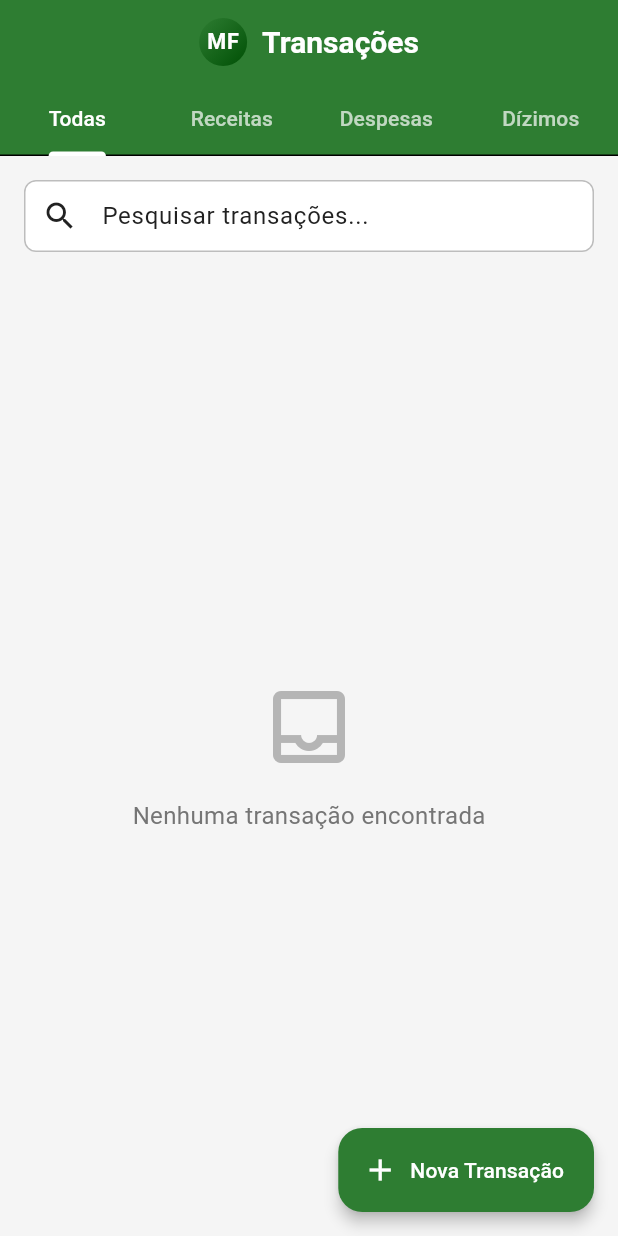
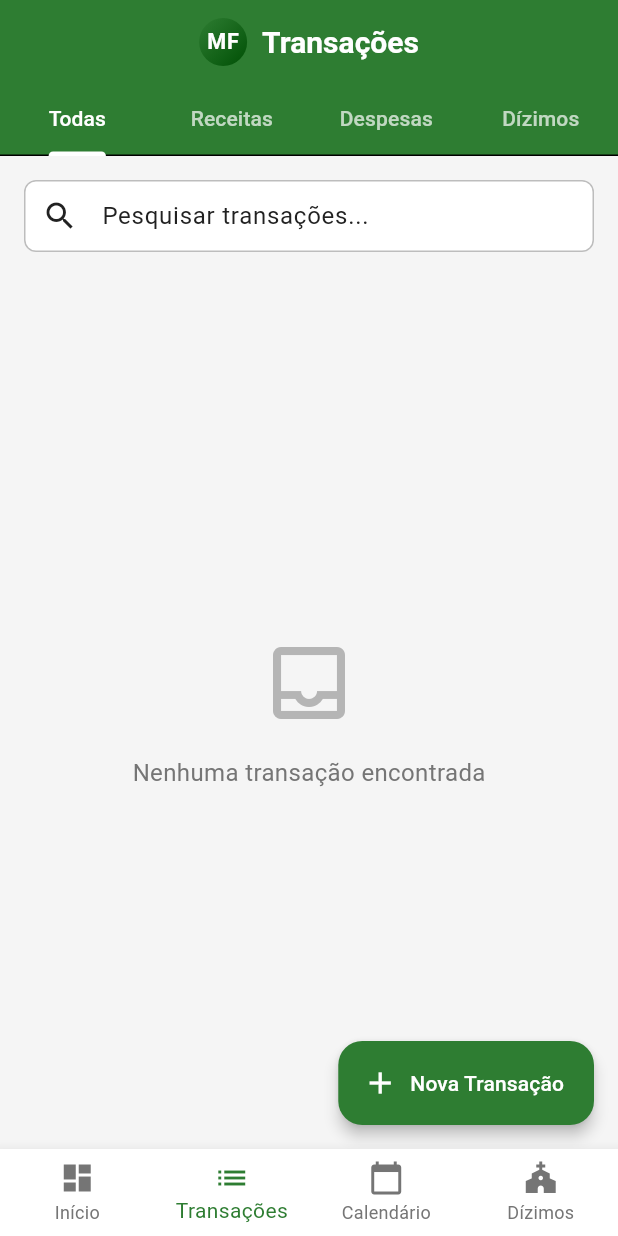
Before and after one commit to arthurlunkes/my_finances, a Flutter app: the TransactionListScreen screen opened by its route, on a phone screen of 412 x 824 dp. Run offline on Flutter 3.47's test engine with Material 3 defaults, Android fonts, the phone set to English and light mode, and no system bars; our stand-ins replace fl_chart, go_router, google_fonts, sqflite, table_calendar; accounts and stored records are empty.

Commit message:
Adicionado navegação em todo o app, não só na home.

```diff
--- a/lib/routes/app_routes.dart
+++ b/lib/routes/app_routes.dart
@@ -1,3 +1,4 @@
+import 'package:flutter/material.dart';
 import 'package:go_router/go_router.dart';
 import '../presentation/screens/dashboard/dashboard_screen.dart';
 import '../presentation/screens/transactions/transaction_list_screen.dart';
@@ -17,8 +18,62 @@ class AppRoutes {
   static const settings = '/settings';
 }
 
+int _locationToTabIndex(String location) {
+  if (location == AppRoutes.transactions) return 1;
+  if (location == AppRoutes.calendar) return 2;
+  if (location == AppRoutes.tithe) return 3;
+  return 0;
+}
+
 final GoRouter router = GoRouter(
   initialLocation: AppRoutes.dashboard,
+  routes: [
+    ShellRoute(
+      builder: (BuildContext context, GoRouterState state, Widget child) {
+        final currentIndex = _locationToTabIndex(state.uri.path);
+
+        return Scaffold(
+          body: child,
+          bottomNavigationBar: BottomNavigationBar(
+            currentIndex: currentIndex,
+            type: BottomNavigationBarType.fixed,
+            items: const [
+              BottomNavigationBarItem(
+                icon: Icon(Icons.dashboard),
+                label: 'Início',
+              ),
+              BottomNavigationBarItem(
+                icon: Icon(Icons.list),
+                label: 'Transações',
+              ),
+              BottomNavigationBarItem(
+                icon: Icon(Icons.calendar_today),
+                label: 'Calendário',
+              ),
+              BottomNavigationBarItem(
+                icon: Icon(Icons.church),
+                label: 'Dízimos',
+              ),
+            ],
+            onTap: (index) {
+              switch (index) {
+                case 0:
+                  context.go(AppRoutes.dashboard);
+                  break;
+                case 1:
+                  context.go(AppRoutes.transactions);
+                  break;
+                case 2:
+                  context.go(AppRoutes.calendar);
+                  break;
+                case 3:
+                  context.go(AppRoutes.tithe);
+                  break;
+              }
+            },
+          ),
+        );
+      },
       routes: [
         GoRoute(
           path: AppRoutes.dashboard,
@@ -30,6 +85,20 @@ final GoRouter router = GoRouter(
           name: 'transactions',
           builder: (context, state) => const TransactionListScreen(),
         ),
+        GoRoute(
+          path: AppRoutes.calendar,
+          name: 'calendar',
+          builder: (context, state) => const CalendarScreen(),
+        ),
+        GoRoute(
+          path: AppRoutes.tithe,
+          name: 'tithe',
+          builder: (context, state) => const TitheScreen(),
+        ),
+      ],
+    ),
+
+    // Routes that should appear above the shell (full screen)
     GoRoute(
       path: AppRoutes.addTransaction,
       name: 'addTransaction',
@@ -53,15 +122,5 @@ final GoRouter router = GoRouter(
         return AddTransactionScreen(transactionId: transactionId);
       },
     ),
-    GoRoute(
-      path: AppRoutes.calendar,
-      name: 'calendar',
-      builder: (context, state) => const CalendarScreen(),
-    ),
-    GoRoute(
-      path: AppRoutes.tithe,
-      name: 'tithe',
-      builder: (context, state) => const TitheScreen(),
-    ),
   ],
 );
```
Also changed, not shown: lib/presentation/screens/dashboard/dashboard_screen.dart (+0 -33 lines). Lines whose indentation alone changed are shown as unchanged.
